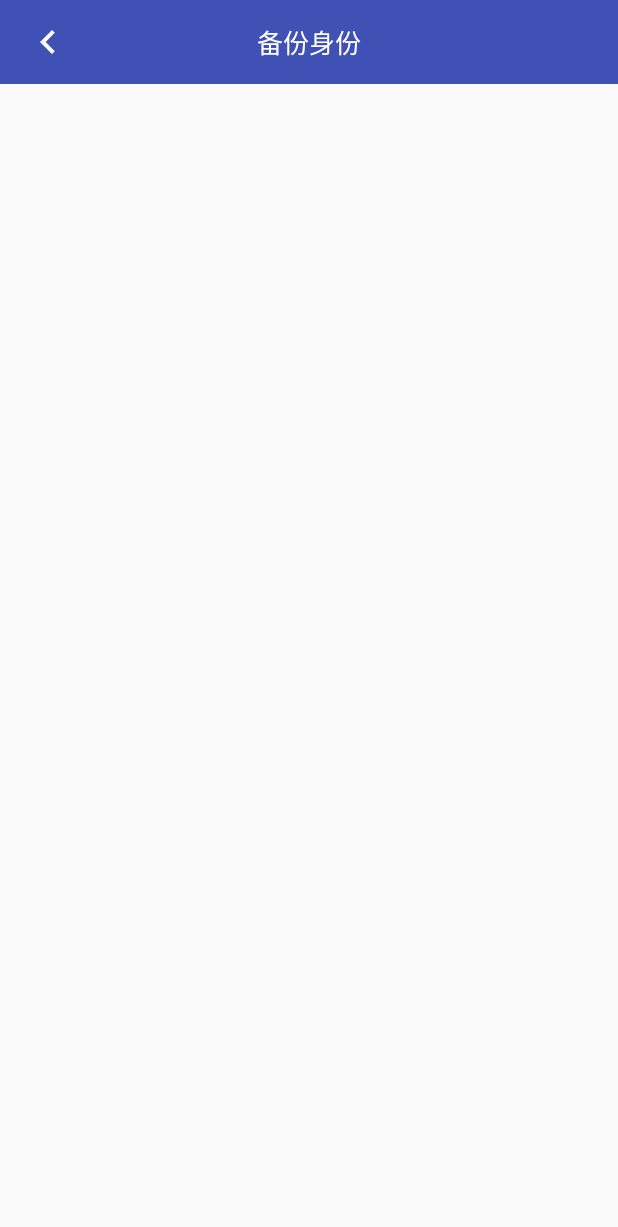
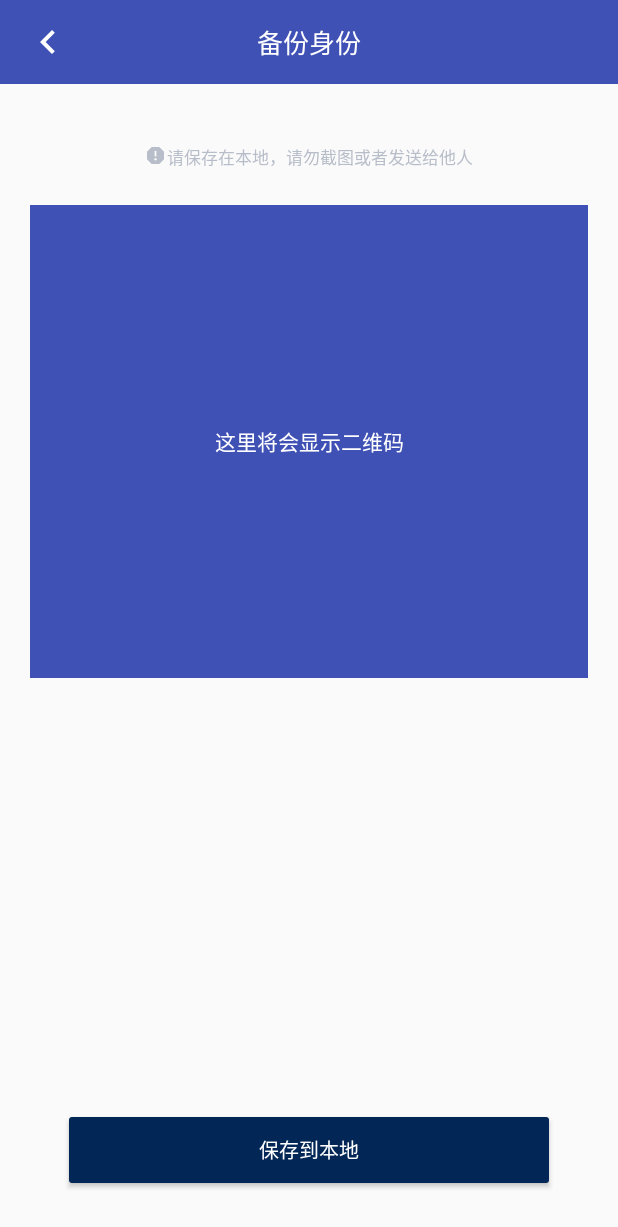
Before and after one commit to LaplaceNetwork/Android, an Android app: the BackupsQRCodeActivity screen opened directly, with no data from a screen before it, on a phone screen of 412 x 824 dp. Shown: the top 1227 px of the screen. Run offline under Robolectric (Android 15) with nearby library versions, the phone set to English and light mode, and no system bars.

Commit message:
Complete layout about BackupsQRCodeActivity

```diff
--- a/app/src/main/java/com/orangechain/laplace/activity/BackupsQRCodeActivity.java
+++ b/app/src/main/java/com/orangechain/laplace/activity/BackupsQRCodeActivity.java
@@ -2,12 +2,17 @@ package com.orangechain.laplace.activity;
 
 import android.content.Context;
 import android.content.Intent;
+import android.graphics.PorterDuff;
+import android.graphics.drawable.Drawable;
+import android.support.v4.content.ContextCompat;
 import android.support.v7.app.AppCompatActivity;
 import android.os.Bundle;
 import android.view.View;
+import android.widget.Button;
 
 import com.orangechain.laplace.R;
 import com.orangechain.laplace.base.BaseActivity;
+import com.orangechain.laplace.base.BaseActivityCollector;
 
 public class BackupsQRCodeActivity extends BaseActivity {
 
@@ -22,6 +27,22 @@ public class BackupsQRCodeActivity extends BaseActivity {
 
         setBottomNavigationViewVisible(View.GONE);
 
+
+        //修改图片的填充颜色
+        Drawable imageViewDraw = ContextCompat.getDrawable(this, R.drawable.baseline_report_black_24dp);
+        imageViewDraw.setColorFilter(getResources().getColor(R.color.colorGray), PorterDuff.Mode.SRC_ATOP);
+        getSupportActionBar().setHomeAsUpIndicator(imageViewDraw);
+
+        Button saveButton = findViewById(R.id.QRCode_save_button);
+        saveButton.setOnClickListener(new View.OnClickListener() {
+            @Override
+            public void onClick(View v) {
+
+                //进入主界面
+                BaseActivityCollector.finishAllActivity();
+            }
+        });
+
     }
 
     @Override
--- a/app/src/main/res/layout/activity_backups_qrcode.xml
+++ b/app/src/main/res/layout/activity_backups_qrcode.xml
@@ -1,9 +1,60 @@
 <?xml version="1.0" encoding="utf-8"?>
-<android.support.constraint.ConstraintLayout xmlns:android="http://schemas.android.com/apk/res/android"
+<RelativeLayout xmlns:android="http://schemas.android.com/apk/res/android"
     xmlns:app="http://schemas.android.com/apk/res-auto"
     xmlns:tools="http://schemas.android.com/tools"
     android:layout_width="match_parent"
     android:layout_height="match_parent"
     tools:context=".activity.BackupsQRCodeActivity">
 
-</android.support.constraint.ConstraintLayout>
+
+    <LinearLayout
+        android:id="@+id/QRCode_linearLayout"
+        android:layout_height="wrap_content"
+        android:layout_width="wrap_content"
+        android:layout_centerHorizontal="true"
+        android:layout_marginTop="40dp"
+        android:orientation="horizontal">
+
+        <ImageView
+            android:layout_width="15dp"
+            android:layout_height="15dp"
+            android:src="@drawable/baseline_report_black_24dp"
+            />
+
+        <TextView android:layout_height="15dp"
+            android:layout_width="wrap_content"
+            android:textColor="@color/colorGray"
+            android:textSize="@dimen/text_size_11"
+            android:text="请保存在本地，请勿截图或者发送给他人"/>
+
+    </LinearLayout>
+
+
+    <TextView android:id="@+id/QRCode_textvieww"
+        android:layout_height="315dp"
+        android:layout_width="match_parent"
+        android:layout_marginLeft="20dp"
+        android:layout_marginRight="20dp"
+        android:layout_below="@id/QRCode_linearLayout"
+        android:layout_marginTop="25dp"
+        android:background="@color/colorPrimary"
+        android:text="这里将会显示二维码"
+        android:gravity="center"
+        android:textColor="@color/colorWhite"/>
+
+    <Button android:id="@+id/QRCode_save_button"
+        android:layout_width="320dp"
+        android:layout_height="44dp"
+        android:layout_alignParentBottom="true"
+        android:layout_centerHorizontal="true"
+        android:layout_marginBottom="35dp"
+        android:background="@drawable/btn_bg_normal_backups_export_action"
+        android:textColor="@color/colorWhite"
+        android:textSize="@dimen/text_size_13"
+        android:text="保存到本地"/>
+
+
+
+
+
+</RelativeLayout>
```
